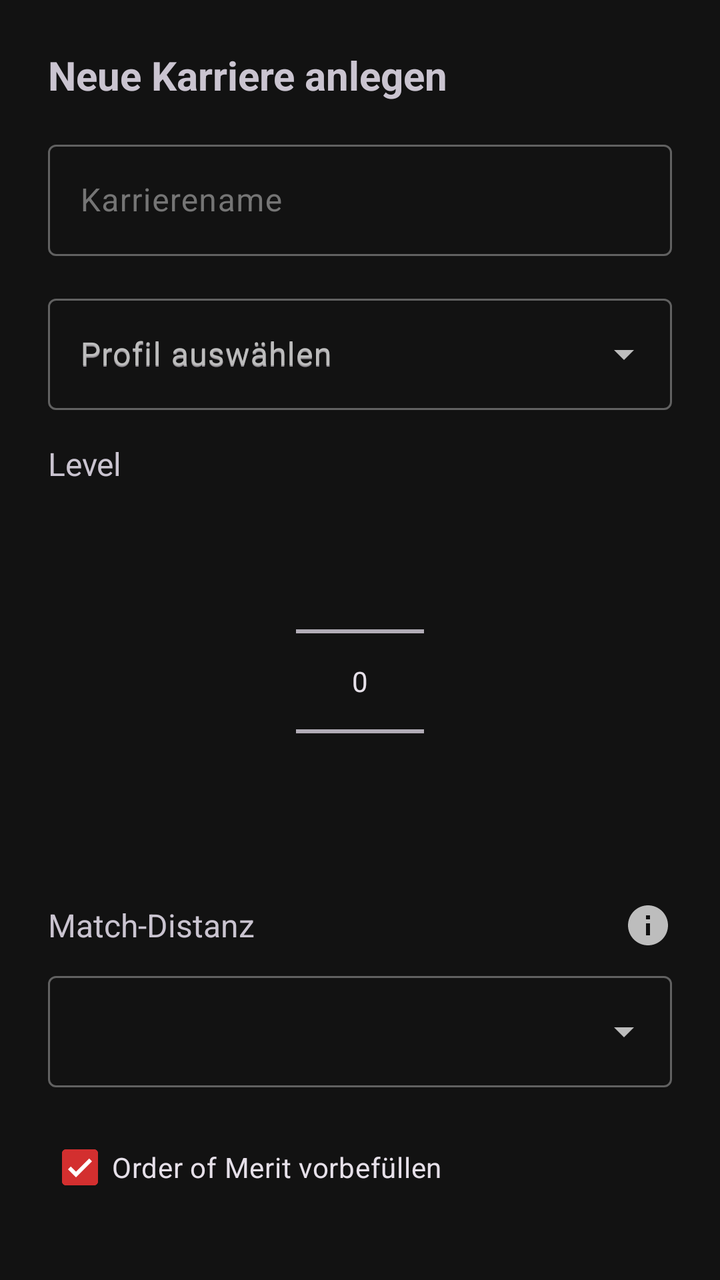
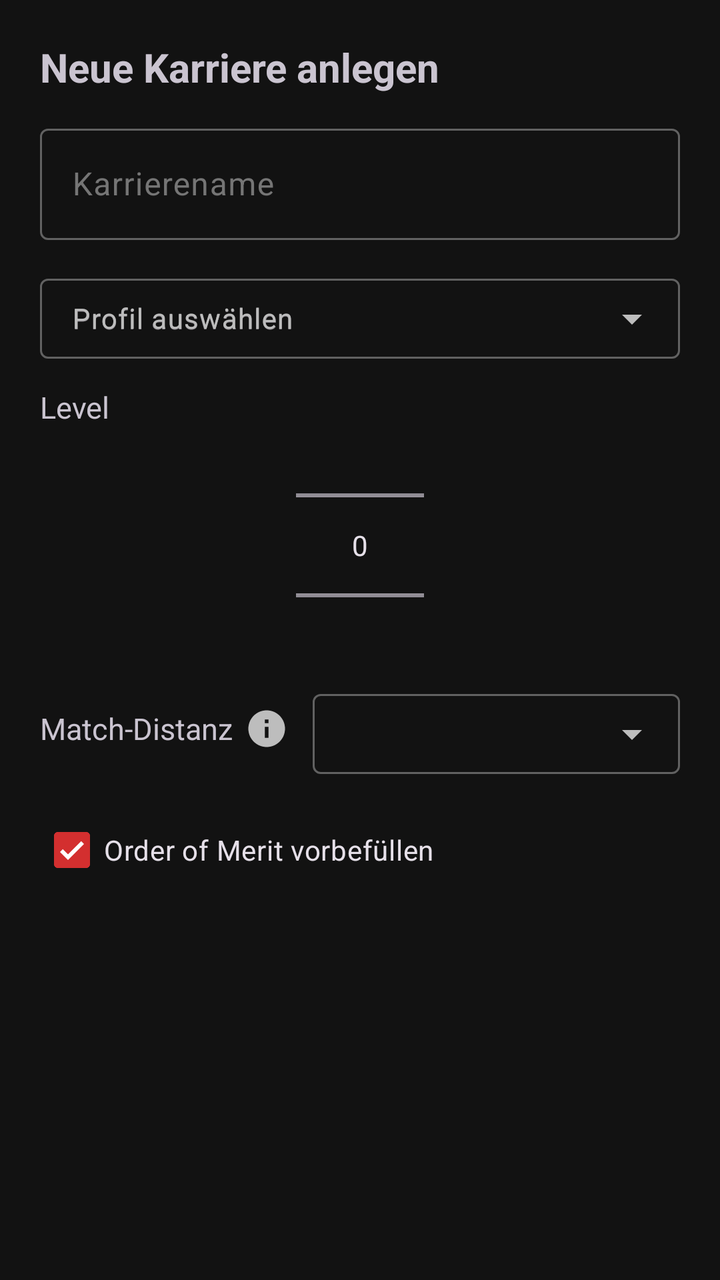

An Android layout rendered at two revisions. The XML below is the earlier revision; the diff shows what the commit changed to produce the second picture.
<!-- AndroidManifest.xml: application theme Theme.DannyApp -->
<!-- res/layout/dialog_new_career.xml -->
<?xml version="1.0" encoding="utf-8"?>
<LinearLayout xmlns:android="http://schemas.android.com/apk/res/android"
    xmlns:app="http://schemas.android.com/apk/res-auto"
    xmlns:tools="http://schemas.android.com/tools"
    android:layout_width="match_parent"
    android:layout_height="wrap_content"
    android:orientation="vertical"
    android:padding="24dp">

    <TextView
        android:layout_width="match_parent"
        android:layout_height="wrap_content"
        android:layout_marginBottom="16dp"
        android:text="@string/careers_create_new"
        android:textSize="20sp"
        android:textStyle="bold" />

    <com.google.android.material.textfield.TextInputLayout
        android:layout_width="match_parent"
        android:layout_height="wrap_content"
        android:layout_marginBottom="16dp">

        <com.google.android.material.textfield.TextInputEditText
            android:id="@+id/etCareerName"
            android:layout_width="match_parent"
            android:layout_height="wrap_content"
            android:hint="@string/careers_create_name_hint"
            android:inputType="textPersonName|textCapWords"
            android:maxLines="1" />

    </com.google.android.material.textfield.TextInputLayout>

    <com.google.android.material.textfield.TextInputLayout
        style="@style/Widget.Material3.TextInputLayout.OutlinedBox.ExposedDropdownMenu"
        android:layout_width="match_parent"
        android:layout_height="wrap_content"
        android:layout_marginBottom="16dp"
        android:hint="@string/careers_create_profile_hint">

        <AutoCompleteTextView
            android:id="@+id/autoCompleteProfile"
            android:layout_width="match_parent"
            android:layout_height="wrap_content"
            android:hint="@string/careers_create_profile_hint"
            android:inputType="none" />

    </com.google.android.material.textfield.TextInputLayout>

    <TextView
        android:layout_width="match_parent"
        android:layout_height="wrap_content"
        android:layout_marginBottom="8dp"
        android:text="@string/careers_create_level"
        android:textSize="16sp"
        android:labelFor="@+id/numberPickerLevel" />

    <NumberPicker
        android:id="@+id/numberPickerLevel"
        android:layout_width="wrap_content"
        android:layout_height="wrap_content"
        android:layout_gravity="center"
        android:layout_marginBottom="8dp" />

    <LinearLayout
        android:layout_width="match_parent"
        android:layout_height="wrap_content"
        android:orientation="horizontal"
        android:gravity="center_vertical"
        android:layout_marginTop="12dp"
        android:layout_marginBottom="8dp">

        <TextView
            android:layout_width="0dp"
            android:layout_height="wrap_content"
            android:layout_weight="1"
            android:text="@string/careers_create_match_distance"
            android:textSize="16sp" />

        <ImageView
            android:id="@+id/btnMatchDistanceInfo"
            android:layout_width="24dp"
            android:layout_height="24dp"
            android:src="@drawable/ic_info"
            android:background="?attr/selectableItemBackgroundBorderless"
            android:clickable="true"
            android:focusable="true"
            android:contentDescription="@string/match_distance_info_title"
            app:tint="?attr/colorOnSurfaceVariant" />

    </LinearLayout>

    <com.google.android.material.textfield.TextInputLayout
        style="@style/Widget.Material3.TextInputLayout.OutlinedBox.ExposedDropdownMenu"
        android:layout_width="match_parent"
        android:layout_height="wrap_content"
        android:layout_marginBottom="8dp">

        <AutoCompleteTextView
            android:id="@+id/autoCompleteMatchDistance"
            android:layout_width="match_parent"
            android:layout_height="wrap_content"
            android:inputType="none" />

    </com.google.android.material.textfield.TextInputLayout>

    <com.google.android.material.checkbox.MaterialCheckBox
        android:id="@+id/cbPrefillOom"
        android:layout_width="match_parent"
        android:layout_height="wrap_content"
        android:layout_marginTop="8dp"
        android:text="@string/careers_create_prefill_oom"
        android:checked="true" />

    <com.google.android.material.checkbox.MaterialCheckBox
        android:id="@+id/cbShortTestSeason"
        android:layout_width="match_parent"
        android:layout_height="wrap_content"
        android:layout_marginTop="8dp"
        android:text="@string/careers_create_short_test_season"
        android:checked="false"
        android:visibility="gone"
        tools:visibility="visible" />

</LinearLayout>
<!-- resources referenced by this layout -->
<resources>
  <!-- drawable ic_info (drawable) -->
  <?xml version="1.0" encoding="utf-8"?>
  <vector xmlns:android="http://schemas.android.com/apk/res/android"
      android:width="24dp"
      android:height="24dp"
      android:viewportWidth="24"
      android:viewportHeight="24">
      <path
          android:fillColor="@android:color/white"
          android:pathData="M12,2C6.48,2 2,6.48 2,12s4.48,10 10,10 10,-4.48 10,-10S17.52,2 12,2zM13,17h-2v-6h2v6zM13,9h-2V7h2v2z"/>
  </vector>
  <string name="careers_create_level">Level</string>
  <string name="careers_create_match_distance">Match-Distanz</string>
  <string name="careers_create_name_hint">Karrierename</string>
  <string name="careers_create_new">Neue Karriere anlegen</string>
  <string name="careers_create_prefill_oom">Order of Merit vorbefüllen</string>
  <string name="careers_create_profile_hint">Profil auswählen</string>
  <string name="careers_create_short_test_season">Kurze Test-Saison (3 PC / 3 ET)</string>
  <string name="match_distance_info_title">Match-Distanzen im Überblick</string>
  <style name="Theme.DannyApp" parent="Base.Theme.DannyApp" />
  <color name="anthrazit_hintergrund">#FF121212</color>
  <color name="anthrazit_tief">#FF0D0D0D</color>
  <color name="rot_haupt">#FFD32F2F</color>
  <color name="white">#FFFFFFFF</color>
  <color name="rot_dunkel">#FF8E0000</color>
  <color name="rot_sehr_hell">#FFFFDAD6</color>
  <color name="grau_sekundaer">#FFC4C4C4</color>
  <color name="anthrazit_container_niedrig">#FF1C1C1C</color>
  <color name="anthrazit_sekundaer">#FF373737</color>
  <color name="rot_hell">#FFEF5350</color>
  <color name="rot_container_dunkel">#FF5C1919</color>
  <color name="grau_text_hell">#FFF5F5F5</color>
  <color name="anthrazit_flaeche">#FF181818</color>
  <color name="anthrazit_variante">#FF2C2C2C</color>
  <color name="grau_text_gedaempft">#FFBDBDBD</color>
  <color name="anthrazit_container">#FF222222</color>
  <color name="anthrazit_container_hoch">#FF2A2A2A</color>
  <color name="anthrazit_container_hoechst">#FF333333</color>
  <color name="grau_rahmen">#FF616161</color>
  <color name="grau_rahmen_dunkel">#FF383838</color>
  <dimen name="fading_edge_length">18dp</dimen>
  <style name="Widget.DannyApp.TextInputLayout.OutlinedBox" parent="Widget.Material3.TextInputLayout.OutlinedBox">
          <item name="android:textColorHint">@color/eingabe_hint</item>
      </style>
  <color name="eingabe_hint">#FF757575</color>
  <!-- unchanged entries left out for length: 1 -->
</resources>

<!-- the commit's change to res/layout/dialog_new_career.xml (unified diff, before → after) -->
@@ -5,12 +5,12 @@
     android:layout_width="match_parent"
     android:layout_height="wrap_content"
     android:orientation="vertical"
-    android:padding="24dp">
+    android:padding="20dp">
 
     <TextView
         android:layout_width="match_parent"
         android:layout_height="wrap_content"
-        android:layout_marginBottom="16dp"
+        android:layout_marginBottom="12dp"
         android:text="@string/careers_create_new"
         android:textSize="20sp"
         android:textStyle="bold" />
@@ -18,7 +18,7 @@
     <com.google.android.material.textfield.TextInputLayout
         android:layout_width="match_parent"
         android:layout_height="wrap_content"
-        android:layout_marginBottom="16dp">
+        android:layout_marginBottom="10dp">
 
         <com.google.android.material.textfield.TextInputEditText
             android:id="@+id/etCareerName"
@@ -34,7 +34,8 @@
         style="@style/Widget.Material3.TextInputLayout.OutlinedBox.ExposedDropdownMenu"
         android:layout_width="match_parent"
         android:layout_height="wrap_content"
-        android:layout_marginBottom="16dp"
+        android:layout_marginBottom="10dp"
+        app:boxCollapsedPaddingTop="4dp"
         android:hint="@string/careers_create_profile_hint">
 
         <AutoCompleteTextView
@@ -42,6 +43,9 @@
             android:layout_width="match_parent"
             android:layout_height="wrap_content"
             android:hint="@string/careers_create_profile_hint"
+            android:minHeight="40dp"
+            android:paddingVertical="8dp"
+            android:textSize="14sp"
             android:inputType="none" />
 
     </com.google.android.material.textfield.TextInputLayout>
@@ -49,37 +53,37 @@
     <TextView
         android:layout_width="match_parent"
         android:layout_height="wrap_content"
-        android:layout_marginBottom="8dp"
+        android:layout_marginBottom="4dp"
         android:text="@string/careers_create_level"
-        android:textSize="16sp"
+        android:textSize="15sp"
         android:labelFor="@+id/numberPickerLevel" />
 
     <NumberPicker
         android:id="@+id/numberPickerLevel"
         android:layout_width="wrap_content"
-        android:layout_height="wrap_content"
+        android:layout_height="110dp"
         android:layout_gravity="center"
-        android:layout_marginBottom="8dp" />
+        android:layout_marginBottom="10dp" />
 
     <LinearLayout
         android:layout_width="match_parent"
         android:layout_height="wrap_content"
         android:orientation="horizontal"
         android:gravity="center_vertical"
-        android:layout_marginTop="12dp"
-        android:layout_marginBottom="8dp">
+        android:layout_marginBottom="10dp">
 
         <TextView
-            android:layout_width="0dp"
+            android:layout_width="wrap_content"
             android:layout_height="wrap_content"
-            android:layout_weight="1"
             android:text="@string/careers_create_match_distance"
-            android:textSize="16sp" />
+            android:textSize="15sp" />
 
         <ImageView
             android:id="@+id/btnMatchDistanceInfo"
-            android:layout_width="24dp"
-            android:layout_height="24dp"
+            android:layout_width="22dp"
+            android:layout_height="22dp"
+            android:layout_marginStart="6dp"
+            android:layout_marginEnd="12dp"
             android:src="@drawable/ic_info"
             android:background="?attr/selectableItemBackgroundBorderless"
             android:clickable="true"
@@ -87,27 +91,30 @@
             android:contentDescription="@string/match_distance_info_title"
             app:tint="?attr/colorOnSurfaceVariant" />
 
+        <com.google.android.material.textfield.TextInputLayout
+            style="@style/Widget.Material3.TextInputLayout.OutlinedBox.ExposedDropdownMenu"
+            android:layout_width="0dp"
+            android:layout_weight="1"
+            android:layout_height="wrap_content"
+            app:boxCollapsedPaddingTop="4dp">
+
+            <AutoCompleteTextView
+                android:id="@+id/autoCompleteMatchDistance"
+                android:layout_width="match_parent"
+                android:layout_height="wrap_content"
+                android:minHeight="40dp"
+                android:paddingVertical="8dp"
+                android:textSize="14sp"
+                android:inputType="none" />
+
+        </com.google.android.material.textfield.TextInputLayout>
+
     </LinearLayout>
-
-    <com.google.android.material.textfield.TextInputLayout
-        style="@style/Widget.Material3.TextInputLayout.OutlinedBox.ExposedDropdownMenu"
-        android:layout_width="match_parent"
-        android:layout_height="wrap_content"
-        android:layout_marginBottom="8dp">
-
-        <AutoCompleteTextView
-            android:id="@+id/autoCompleteMatchDistance"
-            android:layout_width="match_parent"
-            android:layout_height="wrap_content"
-            android:inputType="none" />
-
-    </com.google.android.material.textfield.TextInputLayout>
 
     <com.google.android.material.checkbox.MaterialCheckBox
         android:id="@+id/cbPrefillOom"
         android:layout_width="match_parent"
         android:layout_height="wrap_content"
-        android:layout_marginTop="8dp"
         android:text="@string/careers_create_prefill_oom"
         android:checked="true" />
 
@@ -115,7 +122,7 @@
         android:id="@+id/cbShortTestSeason"
         android:layout_width="match_parent"
         android:layout_height="wrap_content"
-        android:layout_marginTop="8dp"
+        android:layout_marginTop="4dp"
         android:text="@string/careers_create_short_test_season"
         android:checked="false"
         android:visibility="gone"
